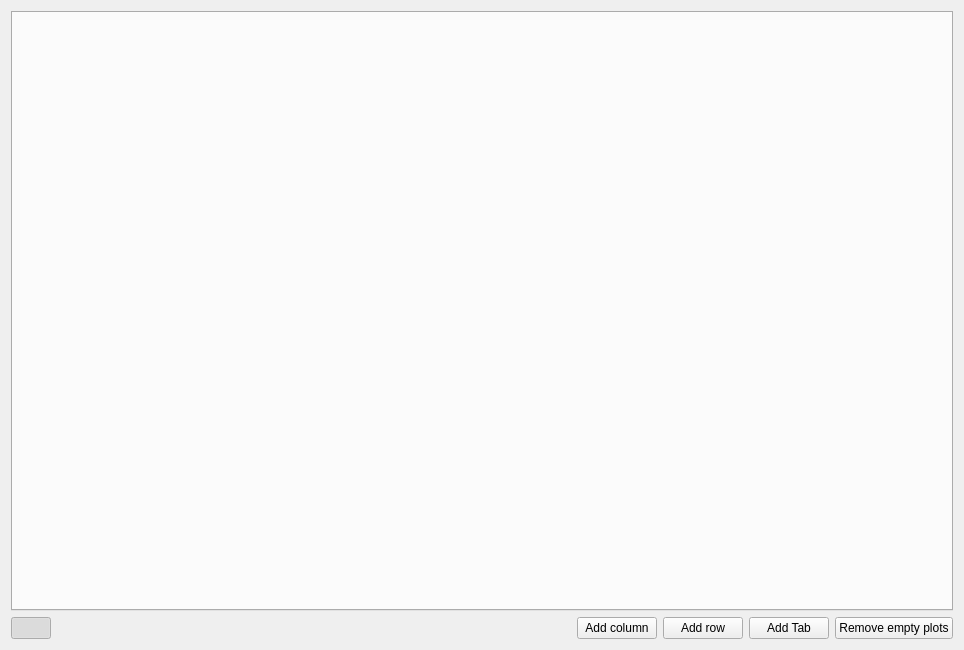
First picture: the form in plotter_gui/tabbedplotwidget.ui, repository ziparker/PlotJuggler, before the edit.
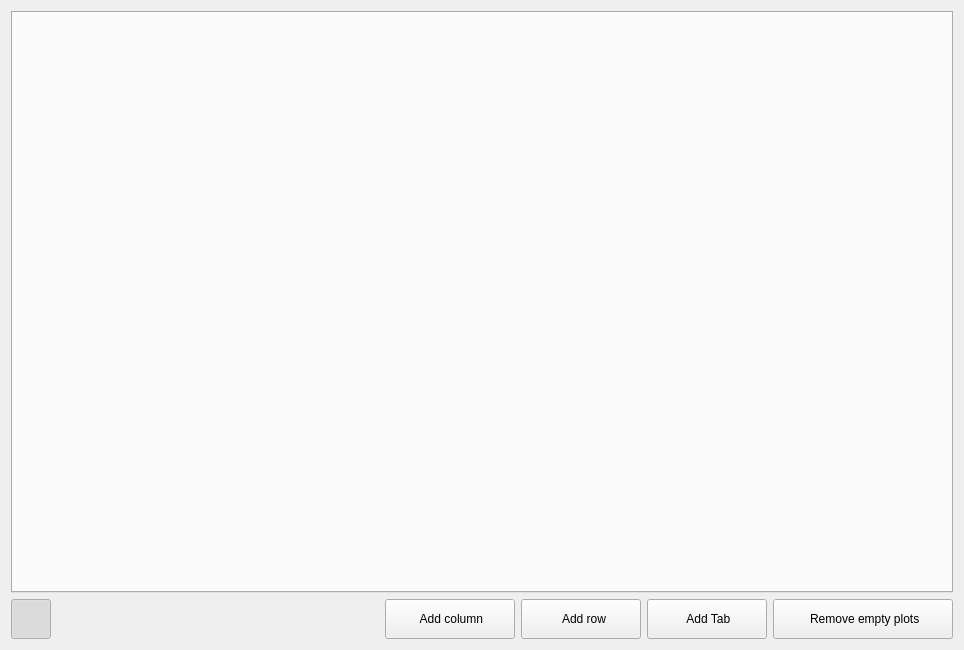
Second picture: the form after the edit. Icons and pictures are not drawn.

```diff
--- a/plotter_gui/tabbedplotwidget.ui
+++ b/plotter_gui/tabbedplotwidget.ui
@@ -176,21 +176,31 @@
            </property>
            <property name="minimumSize">
             <size>
-             <width>0</width>
-             <height>20</height>
+             <width>130</width>
+             <height>40</height>
             </size>
            </property>
            <property name="maximumSize">
             <size>
-             <width>150</width>
-             <height>30</height>
+             <width>130</width>
+             <height>40</height>
             </size>
            </property>
            <property name="focusPolicy">
             <enum>Qt::NoFocus</enum>
            </property>
            <property name="text">
-            <string>Add column</string>
+            <string> Add column</string>
+           </property>
+           <property name="icon">
+            <iconset resource="resource.qrc">
+             <normaloff>:/icons/resources/add_column.png</normaloff>:/icons/resources/add_column.png</iconset>
+           </property>
+           <property name="iconSize">
+            <size>
+             <width>26</width>
+             <height>26</height>
+            </size>
            </property>
           </widget>
          </item>
@@ -202,33 +212,65 @@
              <verstretch>0</verstretch>
             </sizepolicy>
            </property>
+           <property name="minimumSize">
+            <size>
+             <width>120</width>
+             <height>40</height>
+            </size>
+           </property>
            <property name="maximumSize">
             <size>
-             <width>150</width>
-             <height>30</height>
+             <width>180</width>
+             <height>40</height>
             </size>
            </property>
            <property name="focusPolicy">
             <enum>Qt::NoFocus</enum>
            </property>
            <property name="text">
-            <string>Add row</string>
+            <string>  Add row</string>
+           </property>
+           <property name="icon">
+            <iconset resource="resource.qrc">
+             <normaloff>:/icons/resources/add_row.png</normaloff>:/icons/resources/add_row.png</iconset>
+           </property>
+           <property name="iconSize">
+            <size>
+             <width>26</width>
+             <height>26</height>
+            </size>
            </property>
           </widget>
          </item>
          <item>
           <widget class="QPushButton" name="addTabButton">
+           <property name="minimumSize">
+            <size>
+             <width>120</width>
+             <height>40</height>
+            </size>
+           </property>
            <property name="maximumSize">
             <size>
-             <width>150</width>
-             <height>30</height>
+             <width>180</width>
+             <height>40</height>
             </size>
            </property>
            <property name="focusPolicy">
             <enum>Qt::NoFocus</enum>
            </property>
            <property name="text">
-            <string>Add Tab</string>
+            <string> Add Tab</string>
+           </property>
+           <property name="icon">
+            <iconset resource="resource.qrc">
+             <normaloff>:/icons/resources/add_tab.png</normaloff>:/icons/resources/add_tab.png</iconset>
+           </property>
+           <property name="iconSize">
+            <size>
+             <width>40</width>
+             <height>40</height>
+            </size>
            </property>
           </widget>
          </item>
@@ -237,17 +279,33 @@
            <property name="enabled">
             <bool>true</bool>
            </property>
+           <property name="minimumSize">
+            <size>
+             <width>180</width>
+             <height>40</height>
+            </size>
+           </property>
            <property name="maximumSize">
             <size>
-             <width>220</width>
-             <height>30</height>
+             <width>180</width>
+             <height>40</height>
             </size>
            </property>
            <property name="focusPolicy">
             <enum>Qt::NoFocus</enum>
            </property>
            <property name="text">
-            <string>Remove empty plots</string>
+            <string> Remove empty plots</string>
+           </property>
+           <property name="icon">
+            <iconset resource="resource.qrc">
+             <normaloff>:/icons/resources/checkboxalt.png</normaloff>:/icons/resources/checkboxalt.png</iconset>
+           </property>
+           <property name="iconSize">
+            <size>
+             <width>18</width>
+             <height>18</height>
+            </size>
            </property>
           </widget>
          </item>
```
